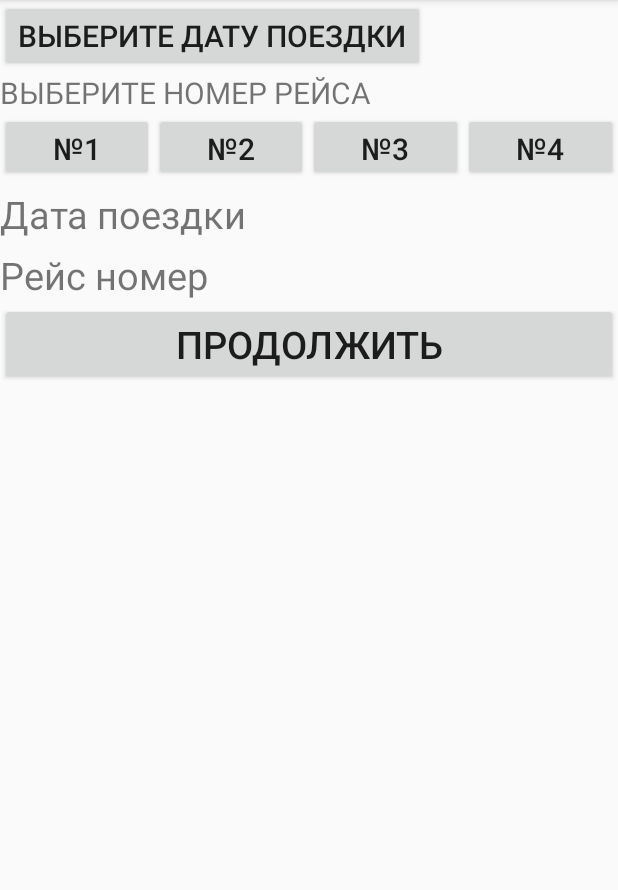
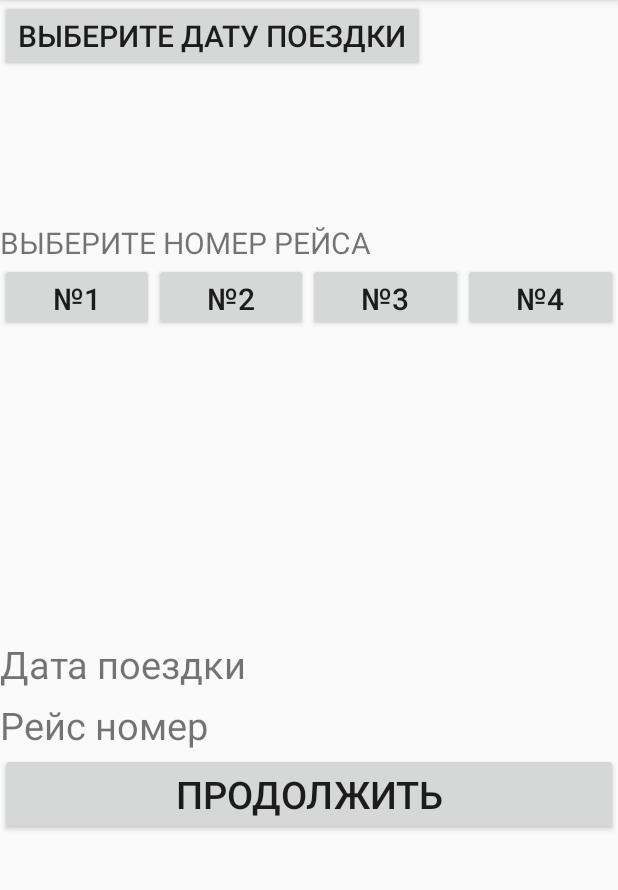
Before and after one commit to Alex22485/P_081119_twoativ_auth_and_database, an Android app: the Main4Activity screen opened directly, with no data from a screen before it, on a phone screen of 412 x 824 dp, the part 84-974 px from its top. Run offline under Robolectric (Android 15) with nearby library versions, the phone set to English and light mode, and no system bars; our stand-ins replace Firebase (no records; nobody signed in at launch, a user with empty details on screens opened directly).

Commit message:
activity_main4 изменил вид отображения

```diff
--- a/app/src/main/java/com/mapbox/mapboxandroiddemo/examples/p_081119_twoativ_auth_and_database/Main4Activity.java
+++ b/app/src/main/java/com/mapbox/mapboxandroiddemo/examples/p_081119_twoativ_auth_and_database/Main4Activity.java
@@ -8,7 +8,6 @@ import android.os.Bundle;
 import android.view.View;
 import android.widget.Button;
 import android.widget.DatePicker;
-import android.widget.EditText;
 import android.widget.TextView;
 import android.widget.Toast;
 
--- a/app/src/main/res/layout/activity_main4.xml
+++ b/app/src/main/res/layout/activity_main4.xml
@@ -15,6 +15,12 @@
         android:text="Выберите дату поездки"
         android:textSize="20dp">
     </Button>
+
+    <TextView
+        android:layout_width="match_parent"
+        android:layout_height="100dp"
+        android:text=""
+        android:textSize="20dp" />
 
 
     <TextView
@@ -66,7 +72,15 @@
             android:textSize="20dp"
             />
 
+
     </LinearLayout>
+
+
+    <TextView
+        android:layout_width="match_parent"
+        android:layout_height="200dp"
+        android:text=""
+        android:textSize="20dp" />
 
 
     <LinearLayout
@@ -87,7 +101,7 @@
             android:textSize="20dp" />
         <TextView
             android:id="@+id/Calend"
-            android:layout_width="match_parent"
+            android:layout_width="wrap_content"
             android:layout_height="wrap_content"
             android:textColor="@color/colorAccent"
             android:textSize="30dp" />
```
